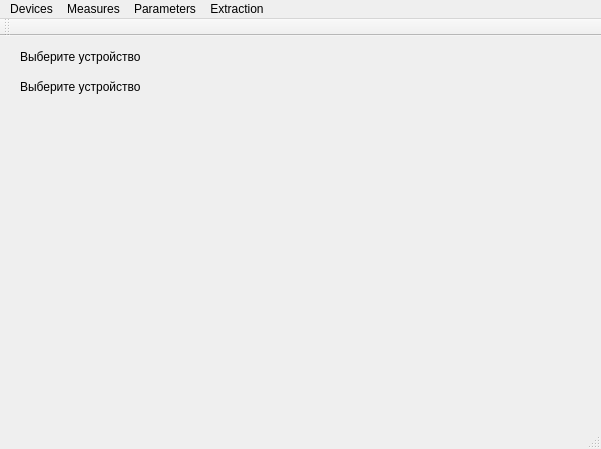
This is src/Tsunami/devicewindow.ui in maluginp/Tsunami as Qt 5 draws it before an edit. The edited form follows.
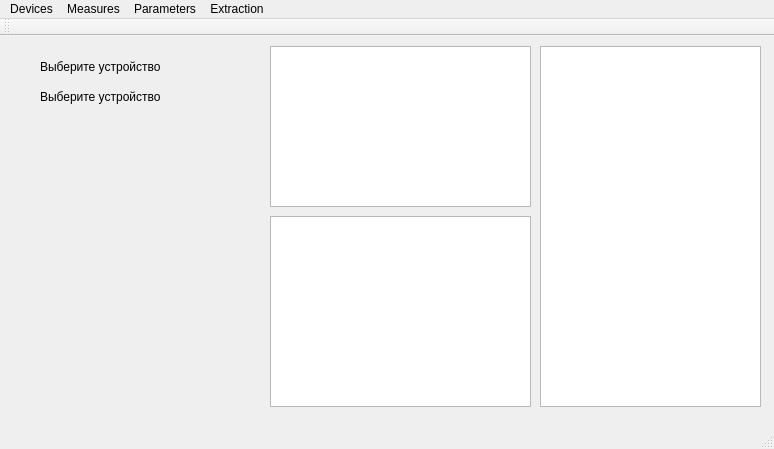
This is the edited form.

Patch:
```diff
--- a/src/Tsunami/devicewindow.ui
+++ b/src/Tsunami/devicewindow.ui
@@ -6,7 +6,7 @@
    <rect>
     <x>0</x>
     <y>0</y>
-    <width>601</width>
+    <width>774</width>
     <height>449</height>
    </rect>
   </property>
@@ -17,8 +17,8 @@
    <widget class="QLabel" name="deviceNameText">
     <property name="geometry">
      <rect>
-      <x>20</x>
-      <y>10</y>
+      <x>40</x>
+      <y>20</y>
       <width>171</width>
       <height>21</height>
      </rect>
@@ -30,8 +30,8 @@
    <widget class="QLabel" name="deviceTypeText">
     <property name="geometry">
      <rect>
-      <x>20</x>
-      <y>40</y>
+      <x>40</x>
+      <y>50</y>
       <width>171</width>
       <height>21</height>
      </rect>
@@ -40,13 +40,43 @@
      <string>Выберите устройство</string>
     </property>
    </widget>
+   <widget class="QTreeView" name="datasetTreeView">
+    <property name="geometry">
+     <rect>
+      <x>540</x>
+      <y>10</y>
+      <width>221</width>
+      <height>361</height>
+     </rect>
+    </property>
+   </widget>
+   <widget class="QTreeView" name="libraryTreeView">
+    <property name="geometry">
+     <rect>
+      <x>270</x>
+      <y>10</y>
+      <width>261</width>
+      <height>161</height>
+     </rect>
+    </property>
+   </widget>
+   <widget class="QTreeView" name="analysisTreeView">
+    <property name="geometry">
+     <rect>
+      <x>270</x>
+      <y>180</y>
+      <width>261</width>
+      <height>191</height>
+     </rect>
+    </property>
+   </widget>
   </widget>
   <widget class="QMenuBar" name="menuBar">
    <property name="geometry">
     <rect>
      <x>0</x>
      <y>0</y>
-     <width>601</width>
+     <width>774</width>
      <height>22</height>
     </rect>
    </property>
```
